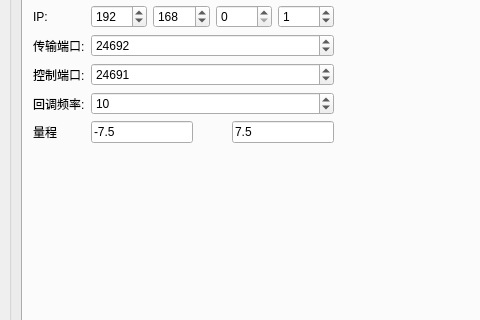
Old version of the form settingDialog.ui in the repository kof98765/scanControl; both pictures show x 0 to 480 and y 81 to 401 of the 652 by 620 pixel window.
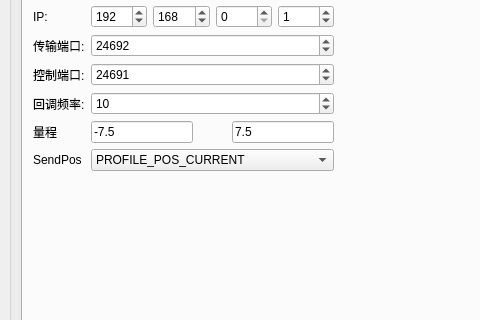
New version of the form.

Diff of the .ui file:
```diff
--- a/settingDialog.ui
+++ b/settingDialog.ui
@@ -1496,6 +1496,32 @@
            </item>
           </layout>
          </item>
+         <item row="7" column="0">
+          <widget class="QLabel" name="sendPosLabel">
+           <property name="text">
+            <string>SendPos</string>
+           </property>
+          </widget>
+         </item>
+         <item row="7" column="1">
+          <widget class="QComboBox" name="sendPosComboBox">
+           <item>
+            <property name="text">
+             <string>PROFILE_POS_CURRENT</string>
+            </property>
+           </item>
+           <item>
+            <property name="text">
+             <string>PROFILE_POS_OLDEST</string>
+            </property>
+           </item>
+           <item>
+            <property name="text">
+             <string>PROFILE_POS_SPEC</string>
+            </property>
+           </item>
+          </widget>
+         </item>
         </layout>
        </widget>
       </widget>
```
Left out of the diff: 2 changed lines with no effect on the pictures.
